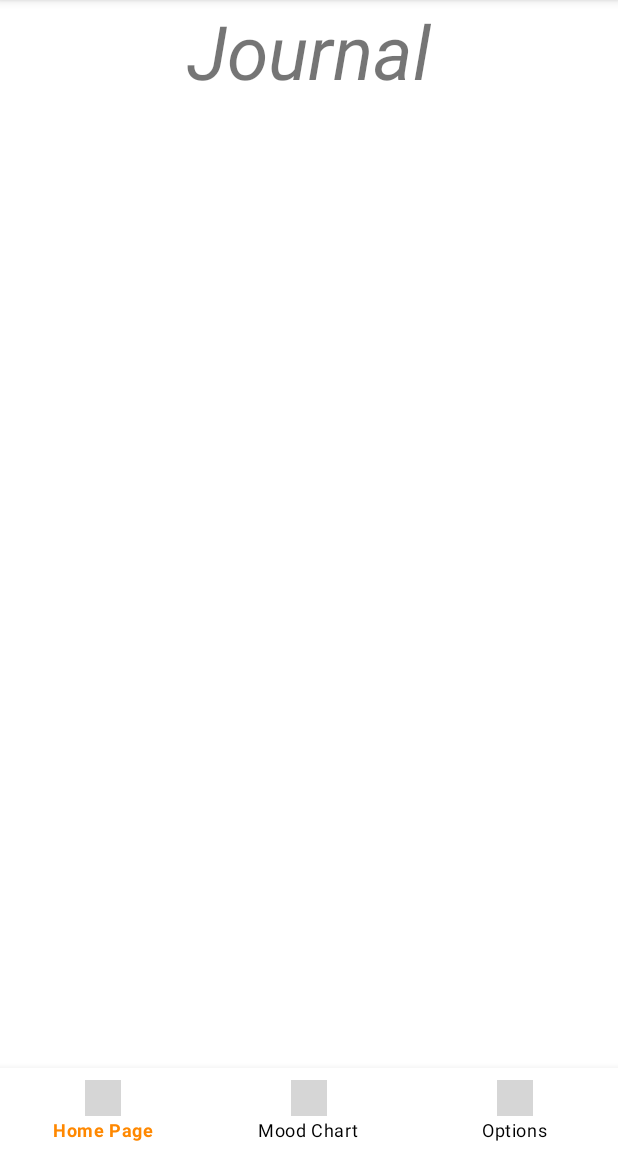
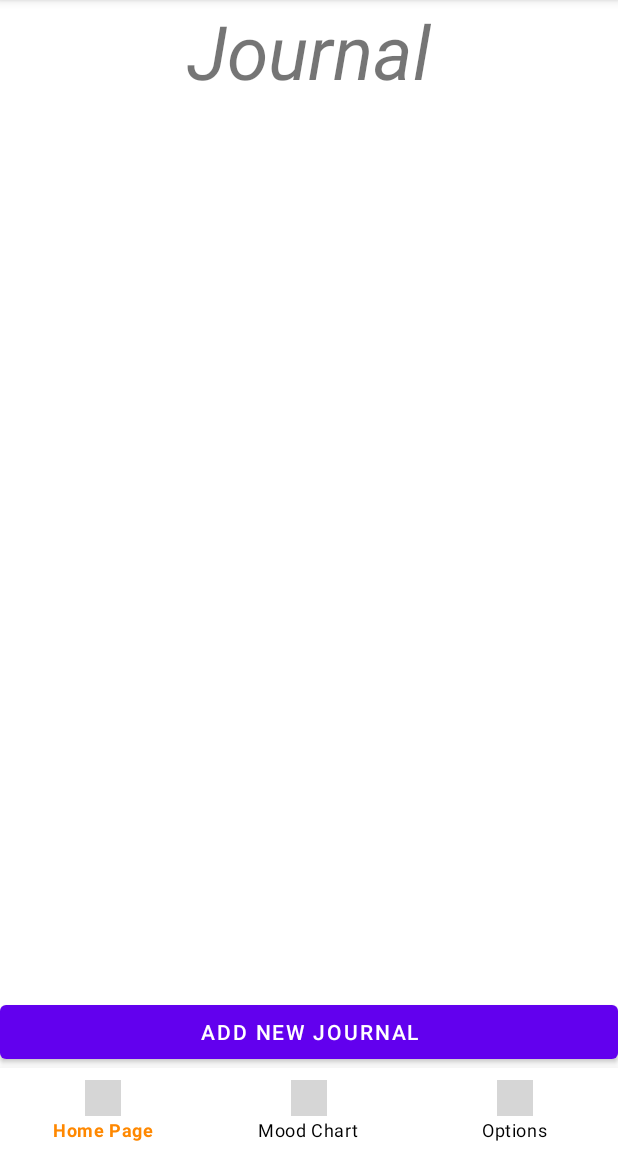
Before and after one commit to spadedev/Moodify, an Android app: the JournalActivity screen opened directly, with no data from a screen before it, on a phone screen of 412 x 824 dp, the part 84-1236 px from its top. Run offline under Robolectric (Android 15) with nearby library versions, the phone set to English and light mode, and no system bars; libraries missing offline, so code that uses them is left out: io.realm; 6 statements that could not run were skipped; grey boxes are pictures that could not be loaded.

Commit message:
june 17, 2022

```diff
--- a/app/build.gradle
+++ b/app/build.gradle
@@ -1,5 +1,6 @@
 plugins {
     id 'com.android.application'
+    id 'realm-android'
 }
 
 android {
@@ -30,10 +31,9 @@ android {
 dependencies {
 
     implementation 'androidx.appcompat:appcompat:1.4.2'
-    implementation 'com.google.android.material:material:1.6.0'
+    implementation 'com.google.android.material:material:1.6.1'
     implementation 'androidx.constraintlayout:constraintlayout:2.1.4'
-    implementation 'com.google.android.material:material:1.0.0'
-    implementation 'com.google.android.material:material:1.0.0'
+    implementation 'androidx.recyclerview:recyclerview-selection:1.1.0'
     testImplementation 'junit:junit:4.13.2'
     androidTestImplementation 'androidx.test.ext:junit:1.1.3'
     androidTestImplementation 'androidx.test.espresso:espresso-core:3.4.0'
--- a/app/src/main/java/com/example/finalactivity/JournalActivity.java
+++ b/app/src/main/java/com/example/finalactivity/JournalActivity.java
@@ -2,12 +2,21 @@ package com.example.finalactivity;
 
 import androidx.annotation.NonNull;
 import androidx.appcompat.app.AppCompatActivity;
+import androidx.recyclerview.widget.LinearLayoutManager;
+import androidx.recyclerview.widget.RecyclerView;
 
 import android.content.Intent;
 import android.os.Bundle;
 import android.view.MenuItem;
+import android.view.View;
 
 import com.google.android.material.bottomnavigation.BottomNavigationView;
+import com.google.android.material.button.MaterialButton;
+
+import io.realm.Realm;
+import io.realm.RealmChangeListener;
+import io.realm.RealmResults;
+import io.realm.Sort;
 
 public class JournalActivity extends AppCompatActivity {
 
@@ -16,6 +25,35 @@ public class JournalActivity extends AppCompatActivity {
         super.onCreate(savedInstanceState);
         setContentView(R.layout.activity_journal);
 
+// Add new journal activity
+        MaterialButton addjournalbtn = findViewById(R.id.addnewjournalbtn);
+        addjournalbtn.setOnClickListener(new View.OnClickListener(){
+            @Override
+            public void onClick(View v){
+                startActivity(new Intent(JournalActivity.this, AddJournalActivity.class));
+            }
+        });
+
+        // Saved journals to appear
+        Realm.init(getApplicationContext());
+        Realm realm = Realm.getDefaultInstance();
+        RealmResults<Journal> journalList = realm.where(Journal.class).sort("createdTime", Sort.DESCENDING).findAll();
+
+        RecyclerView recyclerView = findViewById(R.id.recycler_view);
+        recyclerView.setLayoutManager(new LinearLayoutManager(this));
+        MyAdapter myAdapter = new MyAdapter(getApplicationContext(),journalList);
+        recyclerView.setAdapter(myAdapter);
+
+        journalList.addChangeListener(new RealmChangeListener<RealmResults<Journal>>() {
+            @Override
+            public void onChange(RealmResults<Journal> journals) {
+                myAdapter.notifyDataSetChanged();
+            }
+        });
+
+
+
+// Bottom Navigation Code
         BottomNavigationView bottomNavigationView = findViewById(R.id.bottom_navigation);
         bottomNavigationView.setSelectedItemId(R.id.homepage);
         bottomNavigationView.setOnNavigationItemSelectedListener(new BottomNavigationView.OnNavigationItemSelectedListener(){
--- a/app/src/main/res/layout/activity_journal.xml
+++ b/app/src/main/res/layout/activity_journal.xml
@@ -7,12 +7,27 @@
     tools:context=".JournalActivity">
 
     <TextView
+        android:id="@+id/journaltitle"
         android:layout_width="wrap_content"
         android:layout_height="wrap_content"
-        android:text="Journal"
+        android:text="@string/journal"
         android:textSize="50sp"
         android:textStyle="italic"
         android:layout_centerHorizontal="true"/>
+
+    <androidx.recyclerview.widget.RecyclerView
+        android:layout_width="match_parent"
+        android:layout_height="match_parent"
+        android:id="@+id/recycler_view"
+        android:layout_below="@+id/journaltitle"
+        android:layout_above="@+id/bottom_navigation"/>
+
+    <com.google.android.material.button.MaterialButton
+        android:layout_width="match_parent"
+        android:layout_height="wrap_content"
+        android:text="@string/add_new_journal"
+        android:id="@+id/addnewjournalbtn"
+        android:layout_above="@+id/bottom_navigation"/>
 
     <com.google.android.material.bottomnavigation.BottomNavigationView
         android:id="@+id/bottom_navigation"
--- a/app/src/main/res/values/strings.xml
+++ b/app/src/main/res/values/strings.xml
@@ -1,3 +1,5 @@
 <resources>
     <string name="app_name">FinalActivity</string>
+    <string name="journal">Journal</string>
+    <string name="add_new_journal">Add new journal</string>
 </resources>
--- a/settings.gradle
+++ b/settings.gradle
@@ -1,3 +1,5 @@
+import org.gradle.api.initialization.resolve.RepositoriesMode
+
 pluginManagement {
     repositories {
         gradlePluginPortal()
@@ -6,7 +8,7 @@ pluginManagement {
     }
 }
 dependencyResolutionManagement {
-    repositoriesMode.set(RepositoriesMode.FAIL_ON_PROJECT_REPOS)
+    repositoriesMode.set(RepositoriesMode.PREFER_SETTINGS)
     repositories {
         google()
         mavenCentral()
```
Also changed, not shown: app/src/main/AndroidManifest.xml (+13 -7 lines), build.gradle (+10 -0 lines).
